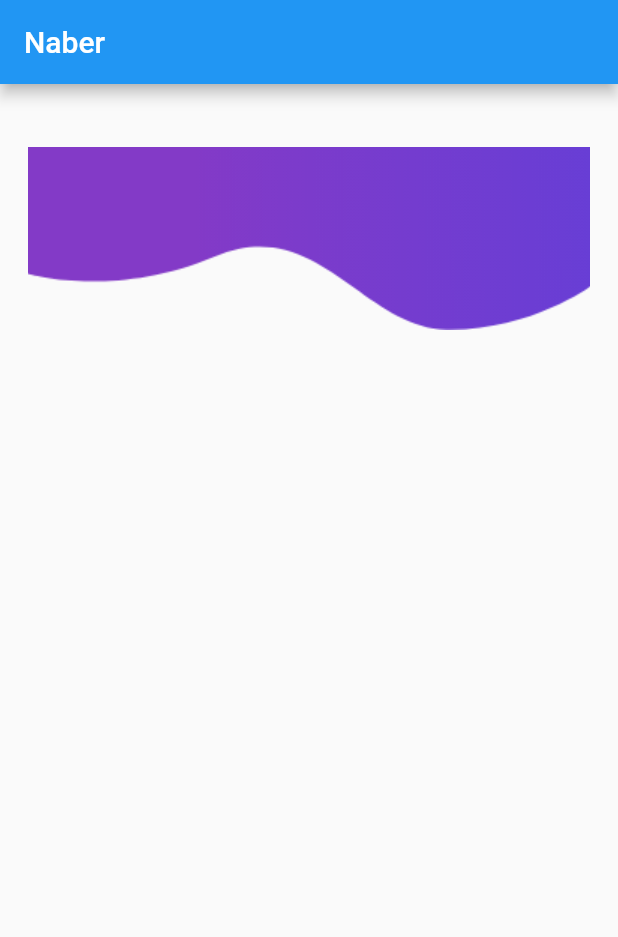
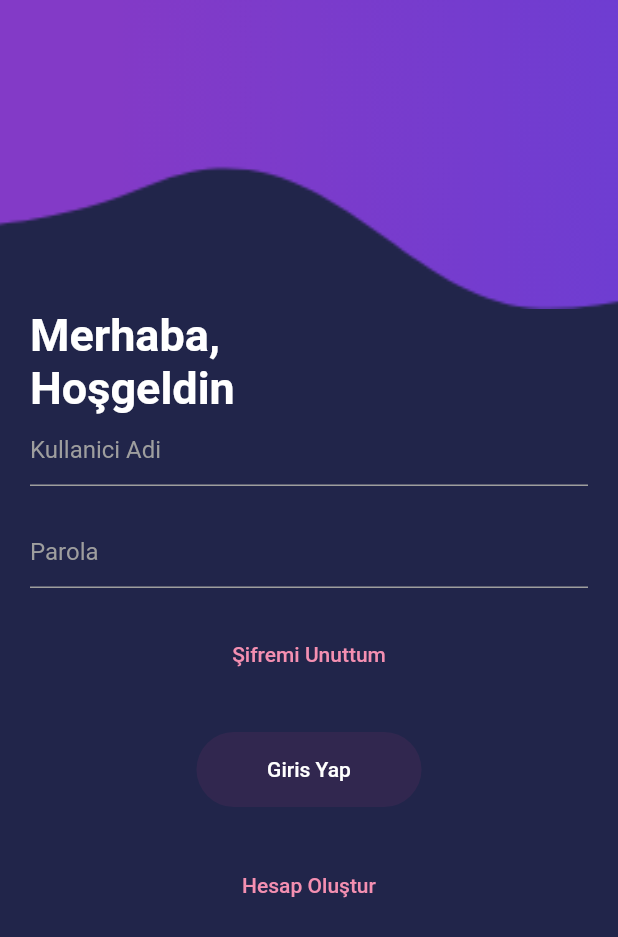
Before and after one commit to Erimsaholut/firebaseLearning, a Flutter app: the screen it shows after launch, on a phone screen of 412 x 824 dp. Shown: the top 937 px of the screen. Run offline on Flutter 3.47's test engine with Material 2 defaults, Android fonts, the phone set to English and light mode, and no system bars.

Commit message:
login ui without functionality

```diff
--- a/lib/login_page.dart
+++ b/lib/login_page.dart
@@ -11,19 +11,110 @@ class _LoginPageState extends State<LoginPage> {
   @override
   Widget build(BuildContext context) {
     var height = MediaQuery.of(context).size.height;
+    var topImageAdress = "assets/images/topImage.png";
     return Scaffold(
-      appBar: AppBar(title: const Text("Naber")),
-      body: Column(
-        children: [
-          Container(
-            height: height*0.25,
-            decoration: const BoxDecoration(
-              image: DecorationImage(
-                image: AssetImage("assets/images/topImage.png"),
+      backgroundColor: const Color(0xFF21254A),
+      body: SingleChildScrollView(
+        child: Center(
+          child: Column(
+            crossAxisAlignment: CrossAxisAlignment.start,
+            children: [
+              Container(
+                height: height * .25,
+                decoration: BoxDecoration(
+                  image: DecorationImage(
+                    fit: BoxFit.cover,
+                    image: AssetImage(topImageAdress),
+                  ),
+                ),
+              ), //topImage
+              Padding(
+                padding: const EdgeInsets.symmetric(horizontal: 20.0),
+                child: Column(
+                  crossAxisAlignment: CrossAxisAlignment.start,
+                  children: [
+                    const Text(
+                      "Merhaba,\nHoşgeldin",
+                      style: TextStyle(
+                          fontSize: 30,
+                          fontWeight: FontWeight.bold,
+                          color: Colors.white),
+                    ),
+                    TextField(
+                      decoration: customInputDecoration("Kullanici Adi"),
+                    ),
+                    customSizedBox(),
+                    TextField(
+                      decoration: customInputDecoration("Parola"),
+                    ),
+                    customSizedBox(),
+                    Center(
+                      child: TextButton(
+                        onPressed: () {},
+                        child: Text(
+                          "Şifremi Unuttum",
+                          style: TextStyle(color: Colors.pink.shade200),
+                        ),
+                      ),
+                    ),
+                    customSizedBox(),
+                    Center(
+                      child: TextButton(
+                        style: ButtonStyle(
+                            overlayColor: MaterialStateColor.resolveWith(
+                                (states) => Colors.grey)),
+                        onPressed: () {},
+                        child: Container(
+                          height: 50.0,
+                          width: 150.0,
+                          decoration: BoxDecoration(
+                            borderRadius: BorderRadius.circular(50),
+                            color: const Color(0xFF31274f),
+                          ),
+                          child: const Center(
+                            child: Text(
+                              "Giris Yap",
+                              style: TextStyle(color: Colors.white),
+                            ),
+                          ),
+                        ),
+                      ),
+                    ),
+                    customSizedBox(),
+                    Center(
+                      child: TextButton(
+                        onPressed: () {},
+                        child: Text(
+                          "Hesap Oluştur",
+                          style: TextStyle(color: Colors.pink.shade200),
+                        ),
+                      ),
+                    ),
+                  ],
+                ),
               ),
-            ),
-          )
-        ],
+            ],
+          ),
+        ),
+      ),
+    );
+  }
+
+  SizedBox customSizedBox() {
+    return const SizedBox(
+      height: 20,
+    );
+  }
+
+  InputDecoration customInputDecoration(String hintText) {
+    return InputDecoration(
+      hintText: hintText,
+      hintStyle: const TextStyle(color: Colors.grey),
+      enabledBorder: const UnderlineInputBorder(
+        borderSide: BorderSide(color: Colors.grey),
+      ),
+      focusedBorder: const UnderlineInputBorder(
+        borderSide: BorderSide(color: Colors.grey),
       ),
     );
   }
```
